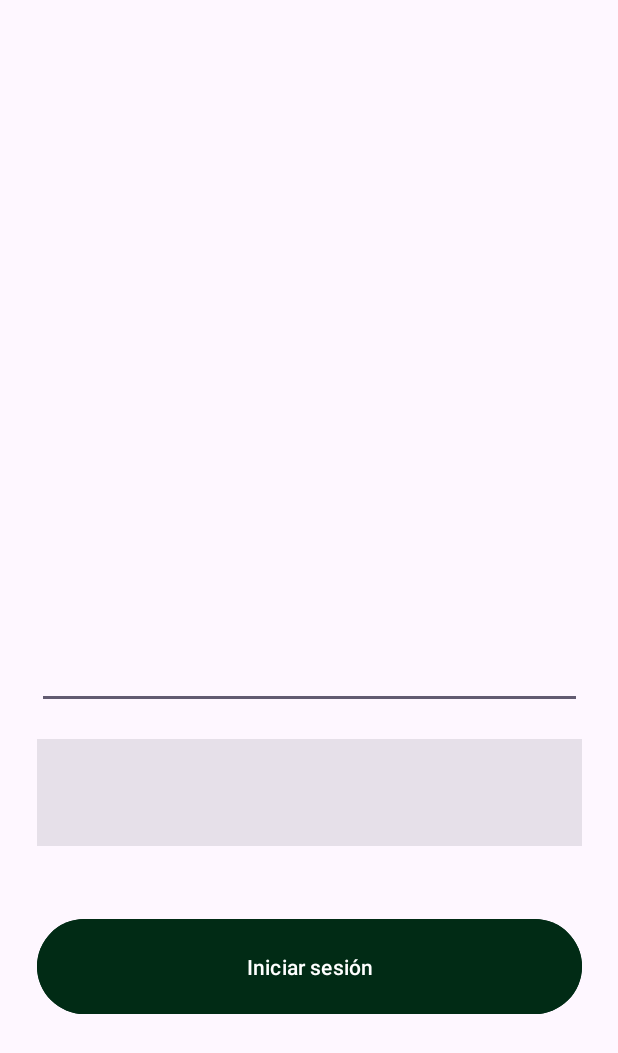
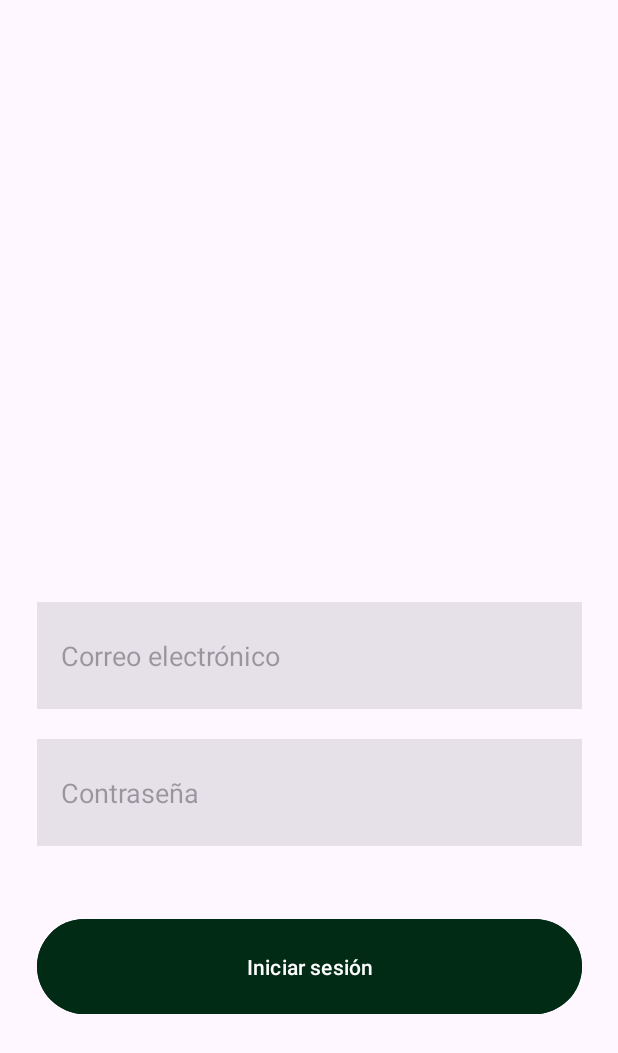
Before and after one commit to Adri833/BonMenu, an Android app: the layout activity_login.xml on its own in the app's theme, with its tools: preview values and no code run, on a phone screen of 412 x 824 dp. Shown: the top 1053 px of the screen. Run offline under Robolectric (Android 15) with nearby library versions, the phone set to English and light mode, and no system bars.

Commit message:
login view updated

```diff
--- a/BonMenu/app/src/main/res/layout/activity_login.xml
+++ b/BonMenu/app/src/main/res/layout/activity_login.xml
@@ -16,18 +16,20 @@
         app:layout_constraintStart_toStartOf="parent"
         app:layout_constraintTop_toTopOf="parent" />
 
-
     <EditText
         android:id="@+id/input_email"
         android:layout_width="363dp"
         android:layout_height="71dp"
         android:layout_marginTop="83dp"
+        android:background="@color/beige"
+        android:hint="@string/email"
+        android:paddingLeft="16dp"
         app:layout_constraintBottom_toBottomOf="parent"
         app:layout_constraintEnd_toEndOf="parent"
         app:layout_constraintStart_toStartOf="parent"
         app:layout_constraintTop_toBottomOf="@+id/logo"
         app:layout_constraintVertical_bias="0.0"
-        tools:ignore="MissingConstraints" />
+        />
 
     <EditText
         android:id="@+id/input_password"
@@ -35,10 +37,12 @@
         android:layout_height="71dp"
         android:layout_marginTop="20dp"
         android:background="@color/beige"
+        android:hint="@string/password"
+        android:paddingLeft="16dp"
         app:layout_constraintEnd_toEndOf="parent"
         app:layout_constraintStart_toStartOf="parent"
         app:layout_constraintTop_toBottomOf="@+id/input_email"
-         />
+        />
 
     <Button
         android:id="@+id/loginButton"
@@ -51,5 +55,4 @@
         app:layout_constraintEnd_toEndOf="parent"
         app:layout_constraintStart_toStartOf="parent"
         app:layout_constraintTop_toBottomOf="@+id/input_email" />
-
 </androidx.constraintlayout.widget.ConstraintLayout>
--- a/BonMenu/app/src/main/res/layout/activity_main.xml
+++ b/BonMenu/app/src/main/res/layout/activity_main.xml
@@ -16,7 +16,6 @@
         app:layout_constraintHorizontal_bias="0.27"
         app:layout_constraintStart_toStartOf="parent"
         app:layout_constraintTop_toTopOf="parent" />
-
 
     <ImageView
         android:id="@+id/letras"
--- a/BonMenu/app/src/main/res/values/strings.xml
+++ b/BonMenu/app/src/main/res/values/strings.xml
@@ -6,4 +6,6 @@
     <string name="register">Registrarse</string>
     <string name="no_account">¿No tienes cuenta? Regístrate aquí</string>
     <string name="loginGoogle">Iniciar sesión con Google</string>
+    <string name="email">Correo electrónico</string>
+    <string name="password">Contraseña</string>
 </resources>
```
